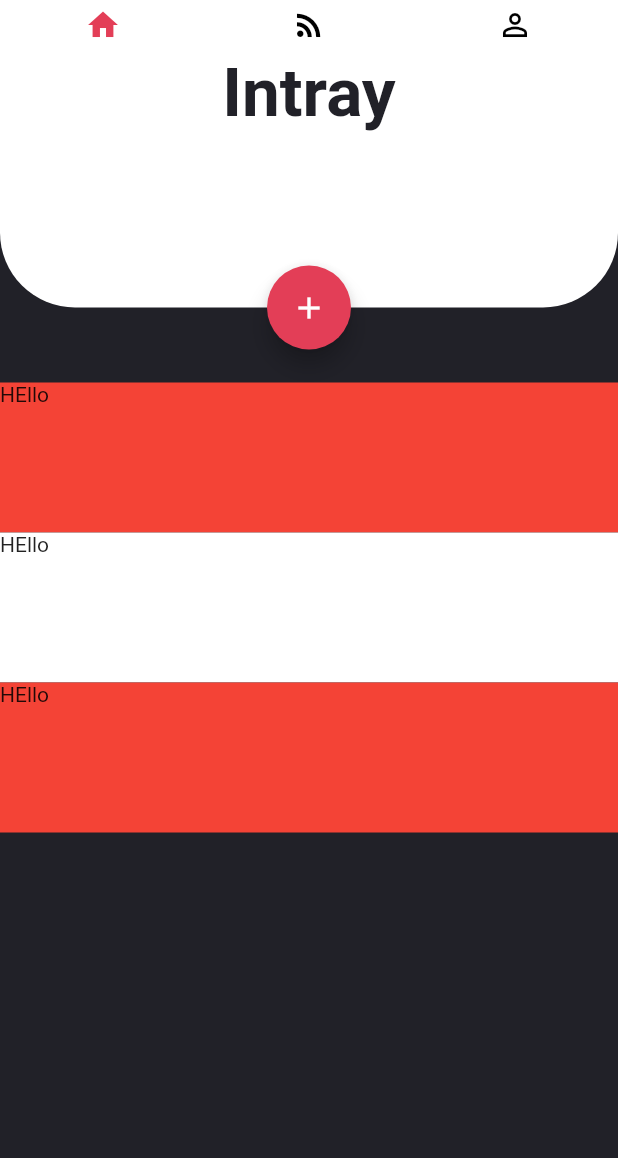
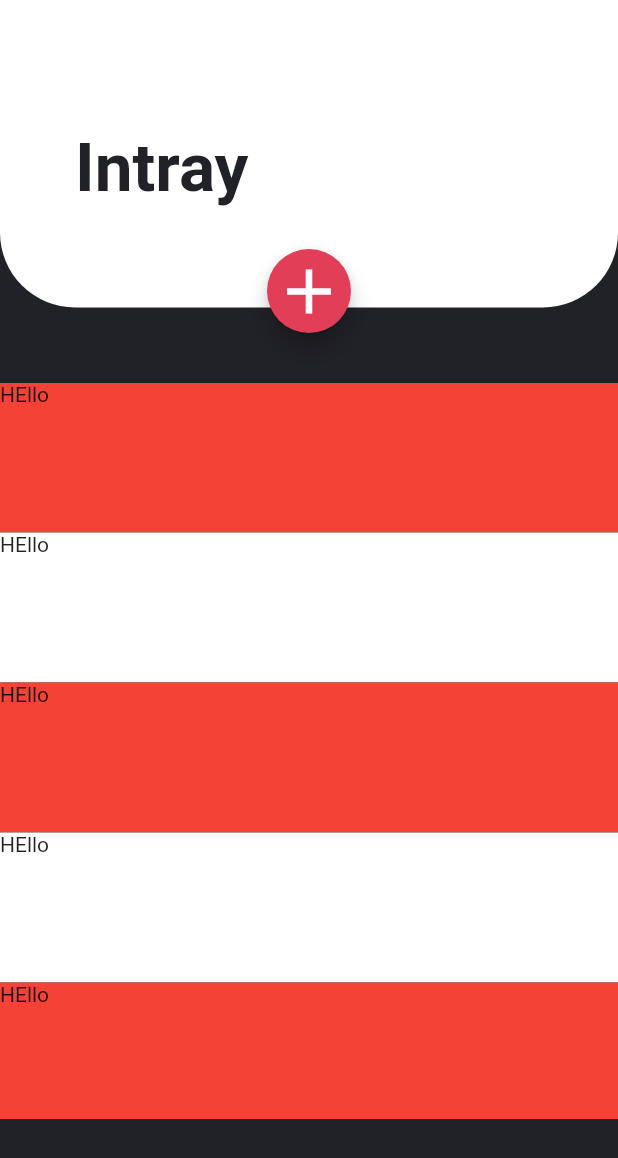
Before and after one commit to fkursun/todoApp, a Flutter app: the screen it shows after launch, on a phone screen of 412 x 824 dp. Shown: the top 1158 px of the screen. Run offline on Flutter 3.47's test engine with Material 2 defaults, Android fonts, the phone set to English and light mode, and no system bars; Roboto replaces fonts that are missing (Avenir).

Commit message:
icons have been removed

```diff
--- a/lib/components/salver.dart
+++ b/lib/components/salver.dart
@@ -13,9 +13,10 @@ class Salver extends StatelessWidget {
               bottomRight: Radius.circular(50)),
           color: Colors.white),
       child: Column(
-        mainAxisAlignment: MainAxisAlignment.spaceBetween,
         children: <Widget>[
           Container(
+            width: double.infinity,
+            padding: EdgeInsets.only(left: 50, top: 50),
             child: Text(
               "Intray",
               style: salverTitle,
@@ -27,7 +28,10 @@ class Salver extends StatelessWidget {
             child: Container(
                 child: Align(
               child: FloatingActionButton(
-                child: Icon(Icons.add),
+                child: Icon(
+                  Icons.add,
+                  size: 50,
+                ),
                 backgroundColor: red,
                 onPressed: () => print("hello"),
               ),
--- a/lib/containers/salver.dart
+++ b/lib/containers/salver.dart
@@ -16,7 +16,7 @@ class _SalverContainerState extends State<SalverContainer> {
       children: <Widget>[
         Salver(),
         Container(
-          height: 300,
+          height: MediaQuery.of(context).size.height - 333,
           child: ListView(
             children: getList(),
           ),
@@ -41,6 +41,21 @@ class _SalverContainerState extends State<SalverContainer> {
         color: Colors.red,
         height: 100,
         child: Text("HEllo"),
+      ),
+      Container(
+        color: Colors.white,
+        height: 100,
+        child: Text("HEllo"),
+      ),
+      Container(
+        color: Colors.red,
+        height: 100,
+        child: Text("HEllo"),
+      ),
+      Container(
+        color: Colors.white,
+        height: 100,
+        child: Text("HEllo"),
       )
     ];
   }
--- a/lib/main.dart
+++ b/lib/main.dart
@@ -32,7 +32,7 @@ class _MyHomePageState extends State<MyHomePage> {
       debugShowCheckedModeBanner: false,
       home: SafeArea(
           child: DefaultTabController(
-        length: 3,
+        length: 1,
         child: new Scaffold(
           body: Stack(
             children: <Widget>[
@@ -43,12 +43,6 @@ class _MyHomePageState extends State<MyHomePage> {
                       child: Column(
                         children: <Widget>[SalverContainer()],
                       )),
-                  new Container(
-                    color: darkGrey,
-                  ),
-                  new Container(
-                    color: darkGrey,
-                  ),
                 ],
               ),
             ],
--- a/lib/navbar.dart
+++ b/lib/navbar.dart
@@ -11,14 +11,8 @@ class Navbar extends StatelessWidget with PreferredSizeWidget {
         Tab(
           icon: new Icon(Icons.home),
         ),
-        Tab(
-          icon: new Icon(Icons.rss_feed),
-        ),
-        Tab(
-          icon: new Icon(Icons.perm_identity),
-        )
       ],
-      labelColor: red,
+      labelColor: Colors.transparent,
       unselectedLabelColor: Colors.black,
       indicatorSize: TabBarIndicatorSize.label,
       indicatorColor: Colors.transparent,
```
